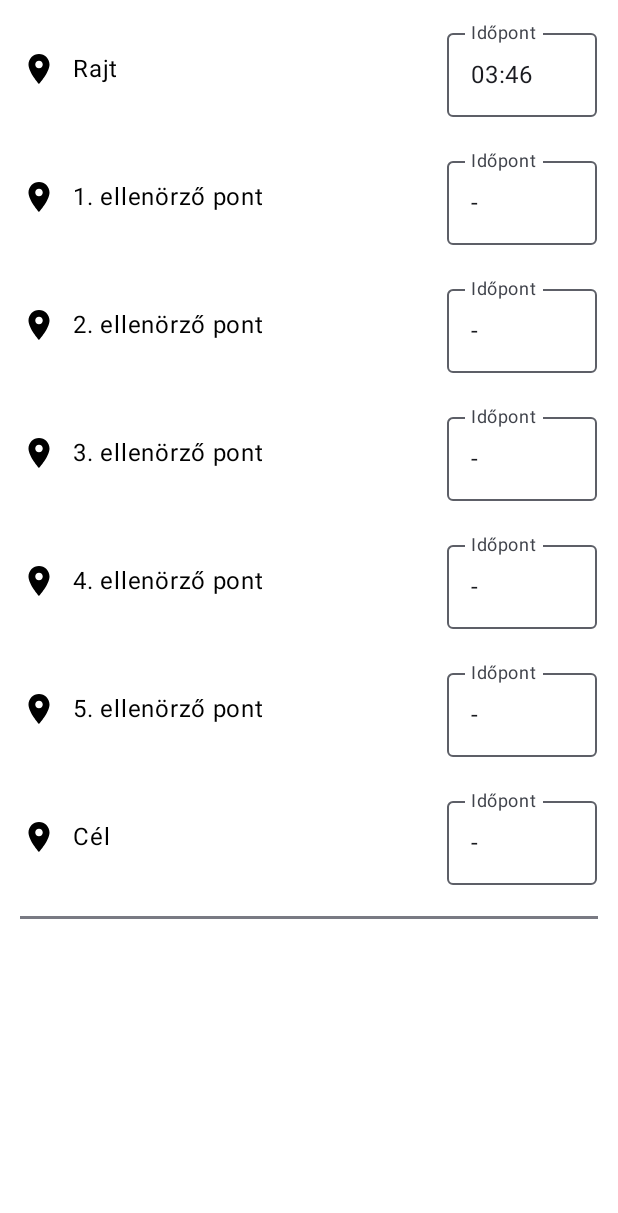
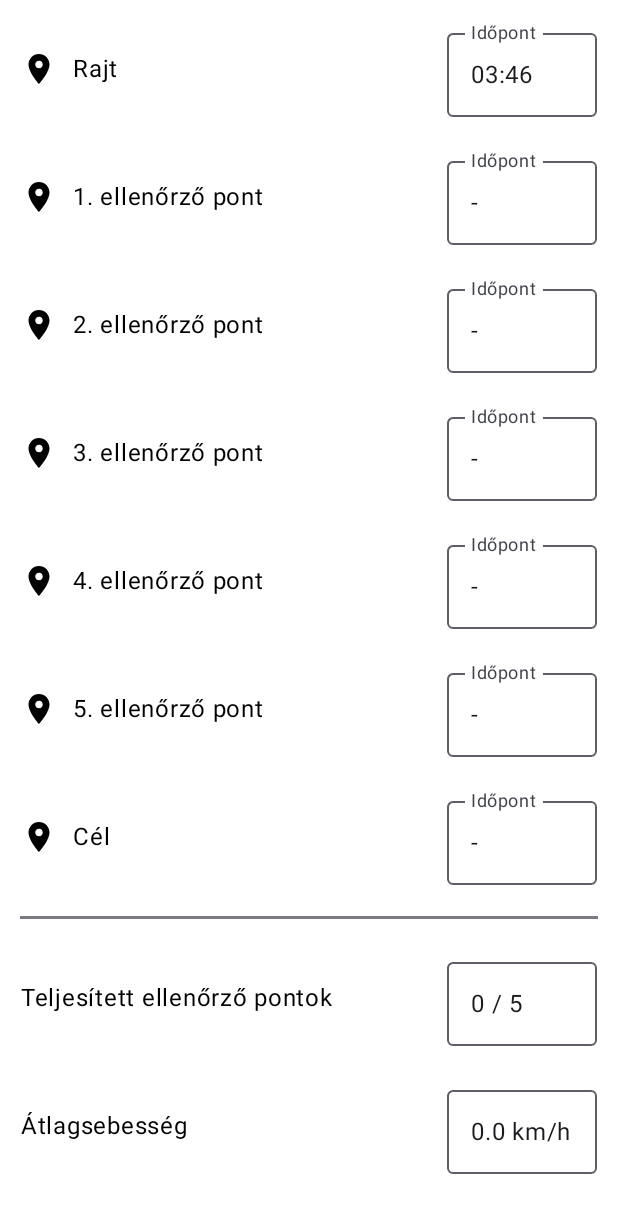
Before and after one commit to mmolnar01/Spirit-Rally-2, an Android app built with Jetpack Compose: the @Preview function RacepointListContentPreview, on a phone screen of 412 x 824 dp. Shown: the top 1213 px of the screen. Run offline under Robolectric (Android 15) with nearby library versions, the phone set to English and light mode, and no system bars; our stand-ins replace Firebase (no records; nobody signed in at launch, a user with empty details on screens opened directly); libraries missing offline, so code that uses them is left out: io.ticofab.androidgpxparser, org.osmdroid.util; 5 statements that could not run were skipped.

Commit message:
ResultScreen updated

```diff
--- /dev/null
+++ b/app/src/main/java/hu/klm60o/android/spiritrally2/presentation/racepoints/components/RaceResultCard.kt
@@ -0,0 +1,138 @@
+package hu.klm60o.android.spiritrally2.presentation.racepoints.components
+
+import androidx.compose.foundation.layout.Column
+import androidx.compose.foundation.layout.Row
+import androidx.compose.foundation.layout.fillMaxWidth
+import androidx.compose.foundation.layout.padding
+import androidx.compose.foundation.layout.width
+import androidx.compose.material3.OutlinedTextField
+import androidx.compose.material3.Text
+import androidx.compose.runtime.Composable
+import androidx.compose.runtime.mutableDoubleStateOf
+import androidx.compose.runtime.mutableIntStateOf
+import androidx.compose.runtime.mutableStateListOf
+import androidx.compose.runtime.remember
+import androidx.compose.ui.Alignment
+import androidx.compose.ui.Modifier
+import androidx.compose.ui.platform.LocalContext
+import androidx.compose.ui.tooling.preview.Preview
+import androidx.compose.ui.unit.dp
+import com.google.firebase.Timestamp
+import hu.klm60o.android.spiritrally2.domain.model.Racepoint
+import hu.klm60o.android.spiritrally2.ui.theme.SpiritRally2Theme
+import hu.klm60o.android.spiritrally2.useful.calculateAverageSpeedInKmH
+import hu.klm60o.android.spiritrally2.useful.getDistanceFromGeoPoints
+import hu.klm60o.android.spiritrally2.useful.getGeoPointsFromGpx
+import hu.klm60o.android.spiritrally2.useful.round
+import org.osmdroid.util.GeoPoint
+
+@Composable
+fun RaceResultCard(
+    racePoints: List<Racepoint>
+) {
+    val context = LocalContext.current
+    val achievedRacePoints = remember { mutableIntStateOf(0) }
+    val totalRacepoints = remember { mutableIntStateOf(0) }
+    totalRacepoints.intValue = racePoints.size - 2
+
+    //val geoPoints = getGeoPointsFromGpx(context, "tabaliget.gpx")
+    //val distance = getDistanceFromGeoPoints(geoPoints)
+
+    val geoPoints = remember { mutableStateListOf<GeoPoint>() }
+    geoPoints.addAll(getGeoPointsFromGpx(context, "tabaliget.gpx"))
+
+    val distance = remember { mutableDoubleStateOf(0.0) }
+    distance.doubleValue = getDistanceFromGeoPoints(geoPoints)
+
+    val averageSpeed = remember { mutableDoubleStateOf(0.0) }
+
+    if (racePoints.first().timestamp != null && racePoints.last().timestamp != null) {
+        averageSpeed.doubleValue = calculateAverageSpeedInKmH(racePoints.first().timestamp!!.seconds, racePoints.last().timestamp!!.seconds, distance.doubleValue)
+            .round(2)
+    }
+
+    for (racePoint in racePoints) {
+        if (racePoint.timestamp != null && racePoint.id != 1 && racePoint.id != racePoints.size) {
+            achievedRacePoints.intValue++
+        }
+    }
+    Column(
+
+    ) {
+        Row(
+            modifier = Modifier
+                .padding(5.dp),
+            verticalAlignment = Alignment.CenterVertically
+        ) {
+            Column(
+                modifier = Modifier
+                    .padding(5.dp)
+            ) {
+                Text("Teljesített ellenőrző pontok")
+            }
+            Column(
+                modifier = Modifier
+                    .padding(5.dp)
+                    .fillMaxWidth(),
+                horizontalAlignment = Alignment.End
+            ) {
+                OutlinedTextField(
+                    value = "${achievedRacePoints.intValue} / ${totalRacepoints.intValue}",
+                    onValueChange = {},
+                    readOnly = true,
+                    modifier = Modifier
+                        .width(100.dp),
+                    label = {
+                        Text(text = "")
+                    }
+                )
+            }
+        }
+        Row(
+            modifier = Modifier
+                .padding(5.dp),
+            verticalAlignment = Alignment.CenterVertically
+        ) {
+            Column(
+                modifier = Modifier
+                    .padding(5.dp)
+            ) {
+                Text("Átlagsebesség")
+            }
+            Column(
+                modifier = Modifier
+                    .padding(5.dp)
+                    .fillMaxWidth(),
+                horizontalAlignment = Alignment.End
+            ) {
+                OutlinedTextField(
+                    value = "${averageSpeed.doubleValue} km/h",
+                    onValueChange = {},
+                    readOnly = true,
+                    modifier = Modifier
+                        .width(100.dp),
+                    label = {
+                        Text(text = "")
+                    }
+                )
+            }
+        }
+    }
+
+}
+
+@Preview(showBackground = true, apiLevel = 34)
+@Composable
+fun RaceResultCardPreview() {
+    val racePoint1 = Racepoint(1, com.google.firebase.firestore.GeoPoint(1.0, 1.0), Timestamp(100000, 50000))
+    val racePoint2 = Racepoint(2, com.google.firebase.firestore.GeoPoint(1.0, 1.0), Timestamp(100001, 50001))
+    val racePoint3 = Racepoint(3, com.google.firebase.firestore.GeoPoint(1.0, 1.0))
+    val racePoint4 = Racepoint(4, com.google.firebase.firestore.GeoPoint(1.0, 1.0))
+    val racePoint5 = Racepoint(5, com.google.firebase.firestore.GeoPoint(1.0, 1.0))
+    val racePoint6 = Racepoint(6, com.google.firebase.firestore.GeoPoint(1.0, 1.0))
+    val racePoint7 = Racepoint(7, com.google.firebase.firestore.GeoPoint(1.0, 1.0), Timestamp(100005, 50005))
+    val racePointsListTest: List<Racepoint> = listOf(racePoint1, racePoint2, racePoint3, racePoint4, racePoint5, racePoint6, racePoint7)
+    SpiritRally2Theme {
+        RaceResultCard(racePointsListTest)
+    }
+}
--- a/app/src/main/java/hu/klm60o/android/spiritrally2/presentation/racepoints/components/RacepointCard.kt
+++ b/app/src/main/java/hu/klm60o/android/spiritrally2/presentation/racepoints/components/RacepointCard.kt
@@ -84,7 +84,7 @@ fun RacepointCard(
                 modifier = Modifier
                     .padding(5.dp)
             ) {
-                Text("$racepointNumber. ellenörző pont")
+                Text("$racepointNumber. ellenőrző pont")
             }
         }
 
@@ -108,7 +108,7 @@ fun RacepointCard(
     }
 }
 
-@Preview(showBackground = true)
+@Preview(showBackground = true, apiLevel = 34)
 @Composable
 fun RacepointCardPreview() {
     val racePoint1 = Racepoint(1, GeoPoint(1.0, 1.0), Timestamp(100000, 50000))
--- a/app/src/main/java/hu/klm60o/android/spiritrally2/presentation/racepoints/components/RacepointListContent.kt
+++ b/app/src/main/java/hu/klm60o/android/spiritrally2/presentation/racepoints/components/RacepointListContent.kt
@@ -6,6 +6,7 @@ import androidx.compose.foundation.layout.padding
 import androidx.compose.foundation.lazy.LazyColumn
 import androidx.compose.foundation.lazy.items
 import androidx.compose.material3.HorizontalDivider
+import androidx.compose.material3.Text
 import androidx.compose.runtime.Composable
 import androidx.compose.ui.Modifier
 import androidx.compose.ui.tooling.preview.Preview
@@ -18,13 +19,13 @@ import hu.klm60o.android.spiritrally2.ui.theme.SpiritRally2Theme
 @Composable
 fun RacepointListContent(
     innerPadding: PaddingValues,
-    racepointList: List<Racepoint>
+    racePointList: List<Racepoint>
 ) {
     LazyColumn(
         modifier = Modifier.fillMaxSize().padding(3.dp)
     ) {
-        items(racepointList, key = { racePoint -> racePoint.id!! }) { racePoint ->
-            RacepointCard(racePoint, racepointList.size)
+        items(racePointList, key = { racePoint -> racePoint.id!! }) { racePoint ->
+            RacepointCard(racePoint, racePointList.size)
         }
         item {
             HorizontalDivider(
@@ -33,10 +34,13 @@ fun RacepointListContent(
                     .padding(10.dp)
             )
         }
+        item {
+            RaceResultCard(racePointList)
+        }
     }
 }
 
-@Preview(showBackground = true)
+@Preview(showBackground = true, apiLevel = 34)
 @Composable
 fun RacepointListContentPreview() {
     val racePoint1 = Racepoint(1, GeoPoint(1.0, 1.0), Timestamp(100000, 50000))
--- a/app/src/main/java/hu/klm60o/android/spiritrally2/screens/ResultScreen.kt
+++ b/app/src/main/java/hu/klm60o/android/spiritrally2/screens/ResultScreen.kt
@@ -73,7 +73,7 @@ fun ResultScreenComposable(navController: NavController, viewModel: RacepointsVi
                     if (racepointsList.isEmpty()) {
                         EmptyRacepointListContent(innerPadding = innerPadding)
                     } else {
-                        RacepointListContent(innerPadding = innerPadding, racepointList = racepointsList)
+                        RacepointListContent(innerPadding = innerPadding, racePointList = racepointsList)
                         //localRacePointsList = racepointsList
                         localRacePointsList.clear()
                         localRacePointsList.addAll(racepointsList)
--- a/app/src/main/java/hu/klm60o/android/spiritrally2/useful/UsefulMethods.kt
+++ b/app/src/main/java/hu/klm60o/android/spiritrally2/useful/UsefulMethods.kt
@@ -8,11 +8,21 @@ import android.util.Log
 import android.util.Patterns
 import android.widget.Toast
 import androidx.activity.ComponentActivity
+import androidx.compose.ui.platform.LocalContext
 import com.google.firebase.auth.ktx.auth
 import com.google.firebase.auth.userProfileChangeRequest
-import com.google.firebase.firestore.GeoPoint
+import org.osmdroid.util.GeoPoint
 import com.google.firebase.ktx.Firebase
+import io.ticofab.androidgpxparser.parser.GPXParser
+import org.xmlpull.v1.XmlPullParserException
+import java.io.IOException
+import java.io.InputStream
+import kotlin.math.atan2
+import kotlin.math.cos
+import kotlin.math.pow
 import kotlin.math.round
+import kotlin.math.sin
+import kotlin.math.sqrt
 
 fun showToast(context: Context, msg: String) {
     Toast.makeText(
@@ -61,12 +71,14 @@ fun resetUserPassword(email: String, onResult: (Throwable?) -> Unit) {
         .addOnCompleteListener { onResult(it.exception) }
 }
 
+//Activity megkeresése Context alapján
 fun Context.findActivity(): ComponentActivity? = when (this) {
     is ComponentActivity -> this
     is ContextWrapper -> baseContext.findActivity()
     else -> null
 }
 
+//Felhasználónév beállítása
 fun setDisplayName(name: String) {
     val user = Firebase.auth.currentUser
 
@@ -82,4 +94,80 @@ fun setDisplayName(name: String) {
         }
 }
 
+//Megnézi, hogy "this"-hez képest "center" "radius" távolságon belül van-e
 fun Location.checkIsInBound(radius: Double, center: Location): Boolean = this.distanceTo(center) < radius
+
+//Kiszámítja a távolságot két koordináta pár között
+fun getDistanceFromLatLonInKm(lat1: Double, lon1: Double, lat2: Double, lon2: Double): Double {
+    val R = 6371.0
+    val dLat = deg2rad(lat2 - lat1)
+    val dLon = deg2rad(lon2 - lon1)
+
+    val a = sin(dLat / 2).pow(2) +
+            cos(deg2rad(lat1)) *
+            cos(deg2rad(lat2)) *
+            sin(dLon / 2).pow(2)
+    val c = 2 * atan2(sqrt(a), sqrt(1 - a))
+    return R * c
+}
+
+fun deg2rad(deg: Double): Double {
+    return deg * (Math.PI / 180)
+}
+
+//Lekérdezi a GeopPoint-okat a GPX fájlból
+fun getGeoPointsFromGpx(context: Context, fileName: String): MutableList<GeoPoint> {
+    val parser = GPXParser()
+    val geoPoints: MutableList<GeoPoint> = ArrayList<GeoPoint>()
+    try {
+        val input: InputStream = context.assets.open(fileName)
+        val parsedGpx = parser.parse(input)
+        parsedGpx?.let {
+            parsedGpx.tracks.forEach { track ->
+                track.trackSegments.forEach { trackSegment ->
+                    trackSegment.trackPoints.forEach { trackPoint ->
+                        geoPoints.add(
+                            org.osmdroid.util.GeoPoint(
+                                trackPoint.latitude,
+                                trackPoint.longitude
+                            )
+                        )
+                    }
+                }
+            }
+        } ?: {
+
+        }
+    } catch (e: IOException) {
+        // do something with this exception
+        e.printStackTrace()
+    } catch (e: XmlPullParserException) {
+        // do something with this exception
+        e.printStackTrace()
+    }
+
+    return geoPoints
+}
+
+//Ksizámolja a távolságot egy GeoPoint lista alapján
+fun getDistanceFromGeoPoints(geoPoints: List<GeoPoint>): Double {
+    var distance = 0.0
+    var geoPoint1 = geoPoints[0]
+    var geoPoint2: GeoPoint
+    for (geoPoint in geoPoints) {
+        geoPoint2 = geoPoint
+        distance += getDistanceFromLatLonInKm(geoPoint1.latitude, geoPoint1.longitude, geoPoint2.latitude, geoPoint2.longitude)
+        geoPoint1 = geoPoint
+    }
+    return distance
+}
+
+//Kiszámolja az átlagsebességet
+fun calculateAverageSpeedInKmH(
+    startTime: Long, // e.g. milliseconds since epoch
+    endTime: Long,
+    distanceInKm: Double
+): Double {
+    val timeInHours = (endTime - startTime).toDouble() / (60 * 60)
+    return if (timeInHours > 0) distanceInKm / timeInHours else 0.0
+}
```
Also changed, not shown: app/src/main/java/hu/klm60o/android/spiritrally2/screens/MapScreen.kt (+9 -2 lines).
